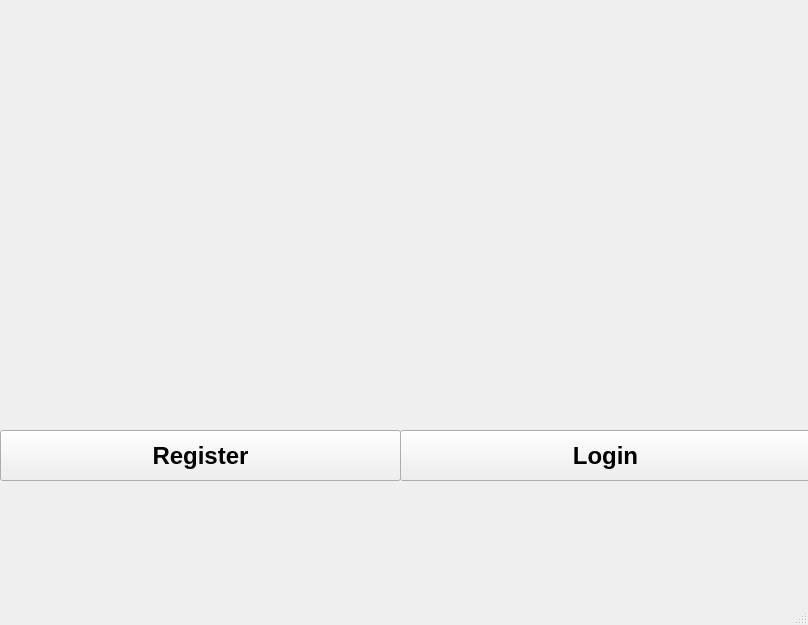
First picture: the form in loginRegisterPage.ui, repository anuragrao04/GrowPal, before the edit.
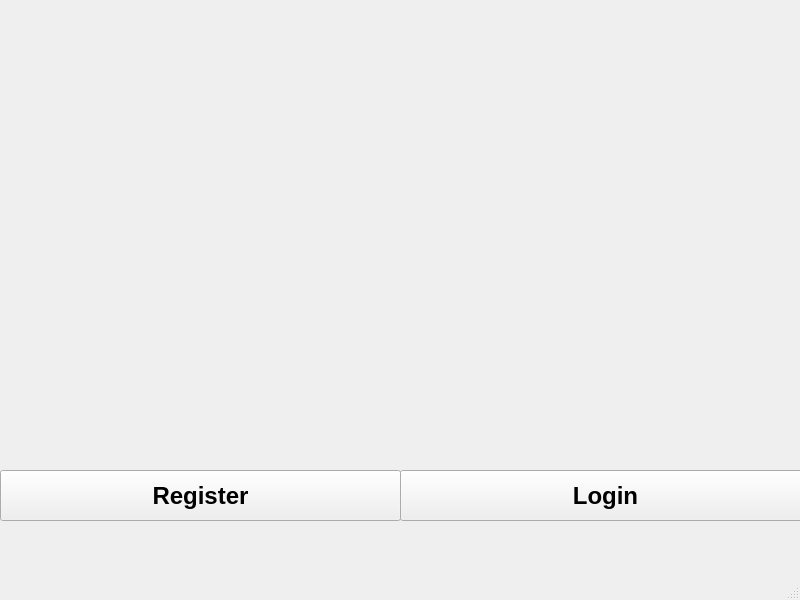
Second picture: the form after the edit. Icons and pictures are not drawn.

Commit message: tweaked login-register page and solved loadUI issue in main.py

Diff of the .ui file:
```diff
--- a/loginRegisterPage.ui
+++ b/loginRegisterPage.ui
@@ -6,8 +6,8 @@
    <rect>
     <x>0</x>
     <y>0</y>
-    <width>808</width>
-    <height>625</height>
+    <width>800</width>
+    <height>600</height>
    </rect>
   </property>
   <property name="windowTitle">
@@ -21,7 +21,7 @@
     <property name="geometry">
      <rect>
       <x>300</x>
-      <y>50</y>
+      <y>70</y>
       <width>221</width>
       <height>261</height>
      </rect>
@@ -40,7 +40,7 @@
     <property name="geometry">
      <rect>
       <x>0</x>
-      <y>430</y>
+      <y>470</y>
       <width>401</width>
       <height>51</height>
      </rect>
@@ -62,7 +62,7 @@
     <property name="geometry">
      <rect>
       <x>400</x>
-      <y>430</y>
+      <y>470</y>
       <width>411</width>
       <height>51</height>
      </rect>
```
Left out of the diff: 2 changed lines with no effect on the pictures. The commit also changes 1 other file.
